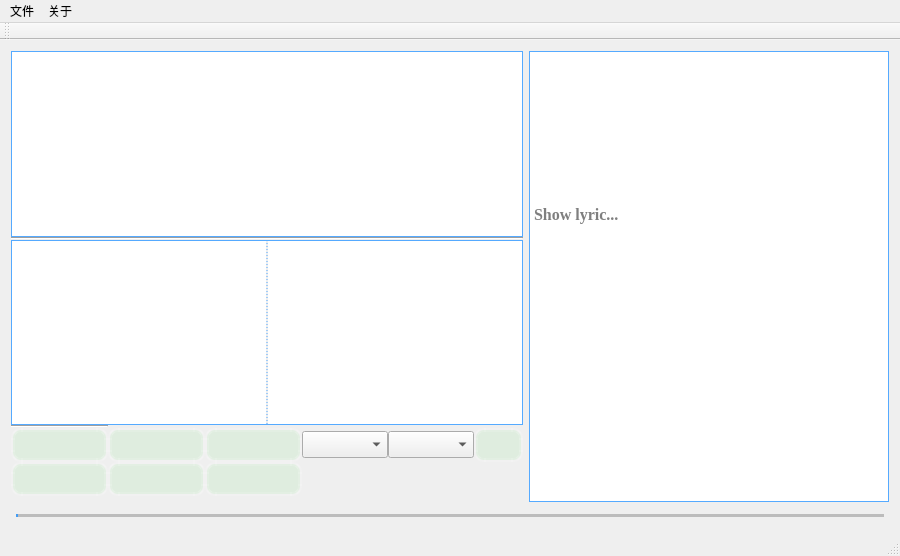
Old version of the form mainwindow.ui in the repository leihui6/marksentence.
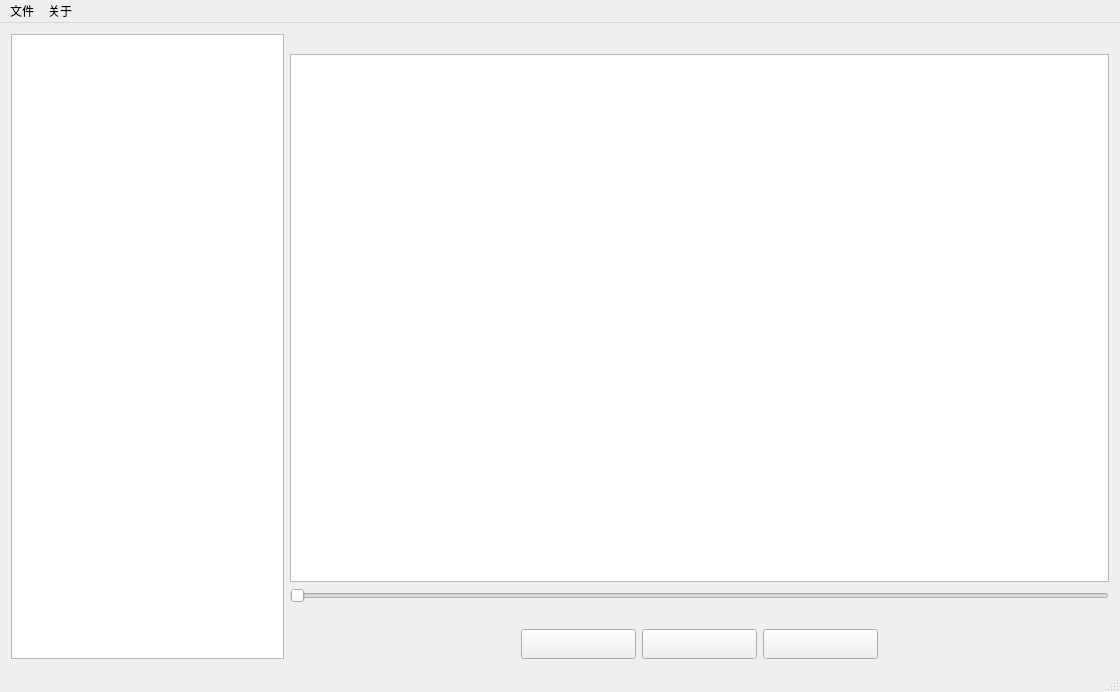
New version of the form. Icons and pictures are not drawn.

Patch:
```diff
--- a/mainwindow.ui
+++ b/mainwindow.ui
@@ -6,8 +6,8 @@
    <rect>
     <x>0</x>
     <y>0</y>
-    <width>900</width>
-    <height>556</height>
+    <width>1120</width>
+    <height>692</height>
    </rect>
   </property>
   <property name="windowTitle">
@@ -23,12 +23,9 @@
 }</string>
   </property>
   <widget class="QWidget" name="centralWidget">
-   <layout class="QGridLayout" name="gridLayout_2">
+   <layout class="QGridLayout" name="gridLayout">
     <item row="0" column="0">
-     <layout class="QVBoxLayout" name="verticalLayout_2">
-      <property name="spacing">
-       <number>0</number>
-      </property>
+     <layout class="QHBoxLayout" name="horizontalLayout" stretch="2,6">
       <item>
        <widget class="QTableWidget" name="tableWidget">
         <property name="sizePolicy">
@@ -40,6 +37,7 @@
         <property name="font">
          <font>
           <family>Times New Roman</family>
+          <pointsize>12</pointsize>
          </font>
         </property>
         <property name="contextMenuPolicy">
@@ -49,9 +47,7 @@
          <string/>
         </property>
         <property name="styleSheet">
-         <string notr="true">QTableWidget {
-	border:1px solid rgb(85, 170, 255);
-}</string>
+         <string notr="true"/>
         </property>
         <attribute name="horizontalHeaderCascadingSectionResizes">
          <bool>true</bool>
@@ -71,69 +67,108 @@
        </widget>
       </item>
       <item>
-       <widget class="Line" name="line_2">
+       <layout class="QVBoxLayout" name="verticalLayout">
+        <item>
+         <widget class="QLabel" name="label_info">
+          <property name="text">
+           <string/>
+          </property>
+          <property name="alignment">
+           <set>Qt::AlignCenter</set>
+          </property>
+         </widget>
+        </item>
+        <item>
+         <widget class="QTextEdit" name="textEdit">
+          <property name="font">
+           <font>
+            <family>Times New Roman</family>
+            <pointsize>14</pointsize>
+           </font>
+          </property>
+          <property name="contextMenuPolicy">
+           <enum>Qt::CustomContextMenu</enum>
+          </property>
+         </widget>
+        </item>
+        <item>
+         <widget class="QSlider" name="horizon_music">
+          <property name="styleSheet">
+           <string notr="true"/>
+          </property>
         <property name="orientation">
          <enum>Qt::Horizontal</enum>
         </property>
        </widget>
       </item>
       <item>
-       <layout class="QHBoxLayout" name="horizontalLayout">
+         <layout class="QHBoxLayout" name="horizontalLayout_3">
         <property name="spacing">
          <number>0</number>
         </property>
         <item>
-         <widget class="QPlainTextEdit" name="text_type">
+           <widget class="QLabel" name="label_elapse_time">
+            <property name="sizePolicy">
+             <sizepolicy hsizetype="Preferred" vsizetype="Fixed">
+              <horstretch>0</horstretch>
+              <verstretch>0</verstretch>
+             </sizepolicy>
+            </property>
           <property name="font">
            <font>
             <family>Times New Roman</family>
-            <pointsize>16</pointsize>
-           </font>
-          </property>
-          <property name="styleSheet">
-           <string notr="true">QPlainTextEdit {
-	border:1px solid rgb(85, 170, 255);
-	border-right:1px dashed rgb(85, 170, 255);
-}</string>
-          </property>
-          <property name="plainText">
+             </font>
+            </property>
+            <property name="text">
            <string/>
           </property>
-          <property name="placeholderText">
-           <string>记录你听到的</string>
+            <property name="alignment">
+             <set>Qt::AlignRight|Qt::AlignTop|Qt::AlignTrailing</set>
           </property>
          </widget>
         </item>
         <item>
-         <widget class="QPlainTextEdit" name="text_note">
+           <widget class="QLabel" name="label_totle_time">
+            <property name="sizePolicy">
+             <sizepolicy hsizetype="Preferred" vsizetype="Fixed">
+              <horstretch>0</horstretch>
+              <verstretch>0</verstretch>
+             </sizepolicy>
+            </property>
           <property name="font">
            <font>
             <family>Times New Roman</family>
-            <pointsize>16</pointsize>
-           </font>
-          </property>
-          <property name="styleSheet">
-           <string notr="true">QPlainTextEdit {
-	border:1px solid rgb(85, 170, 255);
-	border-left:1px dashed rgb(85, 170, 255);
-}</string>
-          </property>
-          <property name="plainText">
+             </font>
+            </property>
+            <property name="text">
            <string/>
           </property>
-          <property name="placeholderText">
-           <string>记录你不熟悉的</string>
+            <property name="alignment">
+             <set>Qt::AlignLeading|Qt::AlignLeft|Qt::AlignTop</set>
           </property>
          </widget>
         </item>
        </layout>
       </item>
       <item>
-       <layout class="QGridLayout" name="gridLayout">
+         <layout class="QHBoxLayout" name="horizontalLayout_2" stretch="2,1,1,1,2">
         <property name="spacing">
-         <number>0</number>
-        </property>
-        <item row="2" column="0">
+           <number>6</number>
+          </property>
+          <item>
+           <spacer name="horizontalSpacer">
+            <property name="orientation">
+             <enum>Qt::Horizontal</enum>
+            </property>
+            <property name="sizeHint" stdset="0">
+             <size>
+              <width>40</width>
+              <height>20</height>
+             </size>
+            </property>
+           </spacer>
+          </item>
+          <item>
          <widget class="QPushButton" name="button_back">
           <property name="minimumSize">
            <size>
@@ -142,28 +177,7 @@
            </size>
           </property>
           <property name="styleSheet">
-           <string notr="true">QPushButton{
-	background-color:rgba(100,225,100,30);
-	border-style:outset;
-	border-width:4px;           
-	border-radius:10px;
-	border-color:rgba(255,255,255,30);
-	font:Time New Roams bold 10px;
-	color:rgba(0,0,0,100);
-	padding:6px;
-}    
-QPushButton:pressed{     
-	background-color:rgba(100,255,100,200);    
-	border-color:rgba(255,255,255,30);   
-	border-style:inset;    
-	color:rgba(0,0,0,100);    
-}    
-
-QPushButton:hover{    
-	background-color:rgba(100,255,100,100);    
-	border-color:rgba(255,255,255,200);    
-	color:rgba(0,0,0,200);    
-}</string>
+             <string notr="true"/>
           </property>
           <property name="text">
            <string/>
@@ -183,57 +197,7 @@
           </property>
          </widget>
         </item>
-        <item row="2" column="1">
-         <widget class="QPushButton" name="button_forward">
-          <property name="minimumSize">
-           <size>
-            <width>0</width>
-            <height>30</height>
-           </size>
-          </property>
-          <property name="styleSheet">
-           <string notr="true">QPushButton{
-	background-color:rgba(100,225,100,30);
-	border-style:outset;
-	border-width:4px;           
-	border-radius:10px;
-	border-color:rgba(255,255,255,30);
-	font:Time New Roams bold 10px;
-	color:rgba(0,0,0,100);
-	padding:6px;
-}    
-QPushButton:pressed{     
-	background-color:rgba(100,255,100,200);    
-	border-color:rgba(255,255,255,30);   
-	border-style:inset;    
-	color:rgba(0,0,0,100);    
-}    
-
-QPushButton:hover{    
-	background-color:rgba(100,255,100,100);    
-	border-color:rgba(255,255,255,200);    
-	color:rgba(0,0,0,200);    
-}</string>
-          </property>
-          <property name="text">
-           <string/>
-          </property>
-          <property name="icon">
-           <iconset resource="icon.qrc">
-            <normaloff>:/icon/icon/forward.png</normaloff>:/icon/icon/forward.png</iconset>
-          </property>
-          <property name="iconSize">
-           <size>
-            <width>21</width>
-            <height>21</height>
-           </size>
-          </property>
-          <property name="shortcut">
-           <string>F3</string>
-          </property>
-         </widget>
-        </item>
-        <item row="1" column="0">
+          <item>
          <widget class="QPushButton" name="button_play">
           <property name="minimumSize">
            <size>
@@ -242,28 +206,7 @@
            </size>
           </property>
           <property name="styleSheet">
-           <string notr="true">QPushButton{
-	background-color:rgba(100,225,100,30);
-	border-style:outset;
-	border-width:4px;           
-	border-radius:10px;
-	border-color:rgba(255,255,255,30);
-	font:Time New Roams bold 10px;
-	color:rgba(0,0,0,100);
-	padding:6px;
-}    
-QPushButton:pressed{     
-	background-color:rgba(100,255,100,200);    
-	border-color:rgba(255,255,255,30);   
-	border-style:inset;    
-	color:rgba(0,0,0,100);    
-}    
-
-QPushButton:hover{    
-	background-color:rgba(100,255,100,100);    
-	border-color:rgba(255,255,255,200);    
-	color:rgba(0,0,0,200);    
-}</string>
+             <string notr="true"/>
           </property>
           <property name="text">
            <string/>
@@ -283,8 +226,8 @@
           </property>
          </widget>
         </item>
-        <item row="1" column="2">
-         <widget class="QPushButton" name="button_set_start">
+          <item>
+           <widget class="QPushButton" name="button_forward">
           <property name="minimumSize">
            <size>
             <width>0</width>
@@ -292,28 +235,7 @@
            </size>
           </property>
           <property name="styleSheet">
-           <string notr="true">QPushButton{
-	background-color:rgba(100,225,100,30);
-	border-style:outset;
-	border-width:4px;           
-	border-radius:10px;
-	border-color:rgba(255,255,255,30);
-	font:Time New Roams bold 10px;
-	color:rgba(0,0,0,100);
-	padding:6px;
-}    
-QPushButton:pressed{     
-	background-color:rgba(100,255,100,200);    
-	border-color:rgba(255,255,255,30);   
-	border-style:inset;    
-	color:rgba(0,0,0,100);    
-}    
-
-QPushButton:hover{    
-	background-color:rgba(100,255,100,100);    
-	border-color:rgba(255,255,255,200);    
-	color:rgba(0,0,0,200);    
-}</string>
+             <string notr="true"/>
           </property>
           <property name="text">
            <string/>
@@ -333,360 +255,22 @@
           </property>
          </widget>
         </item>
-        <item row="1" column="1">
-         <widget class="QPushButton" name="button_stop">
-          <property name="minimumSize">
-           <size>
-            <width>0</width>
-            <height>30</height>
-           </size>
-          </property>
-          <property name="styleSheet">
-           <string notr="true">QPushButton{
-	background-color:rgba(100,225,100,30);
-	border-style:outset;
-	border-width:4px;           
-	border-radius:10px;
-	border-color:rgba(255,255,255,30);
-	font:Time New Roams bold 10px;
-	color:rgba(0,0,0,100);
-	padding:6px;
-}    
-QPushButton:pressed{     
-	background-color:rgba(100,255,100,200);    
-	border-color:rgba(255,255,255,30);   
-	border-style:inset;    
-	color:rgba(0,0,0,100);    
-}    
-
-QPushButton:hover{    
-	background-color:rgba(100,255,100,100);    
-	border-color:rgba(255,255,255,200);    
-	color:rgba(0,0,0,200);    
-}</string>
-          </property>
-          <property name="text">
-           <string/>
-          </property>
-          <property name="icon">
-           <iconset resource="icon.qrc">
-            <normaloff>:/icon/icon/stop.png</normaloff>:/icon/icon/stop.png</iconset>
-          </property>
-          <property name="iconSize">
-           <size>
-            <width>21</width>
-            <height>21</height>
-           </size>
-          </property>
-         </widget>
-        </item>
-        <item row="1" column="4">
-         <layout class="QHBoxLayout" name="horizontalLayout_8">
-          <property name="spacing">
-           <number>0</number>
-          </property>
           <item>
-           <widget class="QComboBox" name="combox_level">
-            <property name="sizePolicy">
-             <sizepolicy hsizetype="Preferred" vsizetype="Fixed">
-              <horstretch>0</horstretch>
-              <verstretch>0</verstretch>
-             </sizepolicy>
+           <spacer name="horizontalSpacer_2">
+            <property name="orientation">
+             <enum>Qt::Horizontal</enum>
             </property>
-            <property name="minimumSize">
+            <property name="sizeHint" stdset="0">
              <size>
-              <width>0</width>
-              <height>0</height>
+              <width>40</width>
+              <height>20</height>
              </size>
             </property>
-            <property name="font">
-             <font>
-              <family>Times New Roman</family>
-              <pointsize>12</pointsize>
-             </font>
-            </property>
-           </widget>
+           </spacer>
           </item>
-          <item>
-           <widget class="QComboBox" name="combox_sort">
-            <property name="minimumSize">
-             <size>
-              <width>0</width>
-              <height>25</height>
-             </size>
-            </property>
-            <property name="font">
-             <font>
-              <family>Times New Roman</family>
-              <pointsize>12</pointsize>
-             </font>
-            </property>
-            <property name="styleSheet">
-             <string notr="true">QCombox_sort{
-	border: 1px;solid;#999999;
-	border-radius: 5px;
-}</string>
-            </property>
-            <property name="iconSize">
-             <size>
-              <width>16</width>
-              <height>16</height>
-             </size>
-            </property>
-           </widget>
-          </item>
-          <item>
-           <widget class="QPushButton" name="button_save">
-            <property name="minimumSize">
-             <size>
-              <width>0</width>
-              <height>23</height>
-             </size>
-            </property>
-            <property name="styleSheet">
-             <string notr="true">QPushButton{
-	background-color:rgba(100,225,100,30);
-	border-style:outset;
-	border-width:4px;           
-	border-radius:10px;
-	border-color:rgba(255,255,255,30);
-	font:Time New Roams bold 10px;
-	color:rgba(0,0,0,100);
-	padding:6px;
-}    
-QPushButton:pressed{     
-	background-color:rgba(100,255,100,200);    
-	border-color:rgba(255,255,255,30);   
-	border-style:inset;    
-	color:rgba(0,0,0,100);    
-}    
-
-QPushButton:hover{    
-	background-color:rgba(100,255,100,100);    
-	border-color:rgba(255,255,255,200);    
-	color:rgba(0,0,0,200);    
-}</string>
-            </property>
-            <property name="text">
-             <string/>
-            </property>
-            <property name="icon">
-             <iconset resource="icon.qrc">
-              <normaloff>:/icon/icon/save.png</normaloff>:/icon/icon/save.png</iconset>
-            </property>
-            <property name="iconSize">
-             <size>
-              <width>21</width>
-              <height>21</height>
-             </size>
-            </property>
-            <property name="shortcut">
-             <string>Return</string>
-            </property>
-           </widget>
-          </item>
          </layout>
         </item>
-        <item row="2" column="4">
-         <layout class="QHBoxLayout" name="horizontalLayout_6">
-          <item>
-           <layout class="QHBoxLayout" name="horizontalLayout_5">
-            <property name="spacing">
-             <number>0</number>
-            </property>
-            <item>
-             <widget class="QLabel" name="label_info">
-              <property name="maximumSize">
-               <size>
-                <width>150</width>
-                <height>16777215</height>
-               </size>
-              </property>
-              <property name="text">
-               <string/>
-              </property>
-             </widget>
-            </item>
-            <item>
-             <widget class="QLabel" name="label_elapse_time">
-              <property name="text">
-               <string/>
-              </property>
-              <property name="alignment">
-               <set>Qt::AlignRight|Qt::AlignTrailing|Qt::AlignVCenter</set>
-              </property>
-             </widget>
-            </item>
-            <item>
-             <widget class="QLabel" name="label_totle_time">
-              <property name="text">
-               <string/>
-              </property>
-             </widget>
-            </item>
-           </layout>
-          </item>
-         </layout>
-        </item>
-        <item row="2" column="2">
-         <widget class="QPushButton" name="button_set_end">
-          <property name="minimumSize">
-           <size>
-            <width>0</width>
-            <height>30</height>
-           </size>
-          </property>
-          <property name="styleSheet">
-           <string notr="true">QPushButton{
-	background-color:rgba(100,225,100,30);
-	border-style:outset;
-	border-width:4px;           
-	border-radius:10px;
-	border-color:rgba(255,255,255,30);
-	font:Time New Roams bold 10px;
-	color:rgba(0,0,0,100);
-	padding:6px;
-}    
-QPushButton:pressed{     
-	background-color:rgba(100,255,100,200);    
-	border-color:rgba(255,255,255,30);   
-	border-style:inset;    
-	color:rgba(0,0,0,100);    
-}    
-
-QPushButton:hover{    
-	background-color:rgba(100,255,100,100);    
-	border-color:rgba(255,255,255,200);    
-	color:rgba(0,0,0,200);    
-}</string>
-          </property>
-          <property name="text">
-           <string/>
-          </property>
-          <property name="icon">
-           <iconset resource="icon.qrc">
-            <normaloff>:/icon/icon/start_point.png</normaloff>:/icon/icon/start_point.png</iconset>
-          </property>
-          <property name="iconSize">
-           <size>
-            <width>21</width>
-            <height>21</height>
-           </size>
-          </property>
-          <property name="shortcut">
-           <string>]</string>
-          </property>
-         </widget>
-        </item>
-        <item row="0" column="0">
-         <widget class="Line" name="line">
-          <property name="orientation">
-           <enum>Qt::Horizontal</enum>
-          </property>
-         </widget>
-        </item>
-       </layout>
-      </item>
-     </layout>
-    </item>
-    <item row="0" column="1" rowspan="2">
-     <layout class="QVBoxLayout" name="verticalLayout_3">
-      <property name="spacing">
-       <number>0</number>
-      </property>
-      <item>
-       <widget class="QTextBrowser" name="textBrowser_1">
-        <property name="font">
-         <font>
-          <family>Times New Roman</family>
-          <pointsize>12</pointsize>
-         </font>
-        </property>
-        <property name="styleSheet">
-         <string notr="true">QTextBrowser {
-	border:1px solid rgb(85, 170, 255);
-	border-bottom:0px solid rgb(85, 170, 255);
-}</string>
-        </property>
-       </widget>
-      </item>
-      <item>
-       <widget class="QTextBrowser" name="textBrowser_2">
-        <property name="font">
-         <font>
-          <family>Times New Roman</family>
-          <pointsize>12</pointsize>
-          <weight>75</weight>
-          <bold>true</bold>
-         </font>
-        </property>
-        <property name="styleSheet">
-         <string notr="true">QTextBrowser {
-	border:0px solid rgb(85, 170, 255);
-	border-left:1px solid rgb(85, 170, 255);
-	border-right:1px solid rgb(85, 170, 255);
-}</string>
-        </property>
-        <property name="placeholderText">
-         <string>Show lyric...</string>
-        </property>
-       </widget>
-      </item>
-      <item>
-       <widget class="QTextBrowser" name="textBrowser_3">
-        <property name="font">
-         <font>
-          <family>Times New Roman</family>
-          <pointsize>12</pointsize>
-         </font>
-        </property>
-        <property name="styleSheet">
-         <string notr="true">QTextBrowser {
-	border:0px solid rgb(85, 170, 255);
-	border-left:1px solid rgb(85, 170, 255);
-	border-right:1px solid rgb(85, 170, 255);
-	border-bottom:1px solid rgb(85, 170, 255);
-}</string>
-        </property>
-       </widget>
-      </item>
-     </layout>
-    </item>
-    <item row="2" column="0" colspan="2">
-     <layout class="QVBoxLayout" name="verticalLayout">
-      <property name="spacing">
-       <number>0</number>
-      </property>
-      <item>
-       <widget class="QSlider" name="horizon_music">
-        <property name="styleSheet">
-         <string notr="true">QSlider{
-	border-color: #bcbcbc;
-}
-QSlider::groove:horizontal {                                
-     border: 1px solid #999999;                             
-     height: 1px;                                           
-     margin: 0px 0;                                         
-     left: 5px; right: 5px; 
- }
-QSlider::handle:horizontal {                               
-     border: 0px ;                           
-     border-image: url(:/icon/icon/playing.png);
-     width: 16px;
-     margin: -7px -7px -7px -7px;                  
-}
-QSlider::add-page:horizontal{
-background: qlineargradient(spread:pad, x1:0, y1:1, x2:0, y2:0, stop:0 #bcbcbc, stop:0.25 #bcbcbc, stop:0.5 #bcbcbc, stop:1 #bcbcbc); 
-
-}
-QSlider::sub-page:horizontal{                               
- background: qlineargradient(spread:pad, x1:0, y1:1, x2:0, y2:0, stop:0 #439cf3, stop:0.25 #439cf3, stop:0.5 #439cf3, stop:1 #439cf3);                     
-}</string>
-        </property>
-        <property name="orientation">
-         <enum>Qt::Horizontal</enum>
-        </property>
-       </widget>
+       </layout>
       </item>
      </layout>
     </item>
@@ -697,8 +281,8 @@
     <rect>
      <x>0</x>
      <y>0</y>
-     <width>900</width>
-     <height>21</height>
+     <width>1120</width>
+     <height>26</height>
     </rect>
    </property>
    <widget class="QMenu" name="menuFile">
@@ -719,14 +303,6 @@
    <addaction name="menuFile"/>
    <addaction name="menu"/>
   </widget>
-  <widget class="QToolBar" name="mainToolBar">
-   <attribute name="toolBarArea">
-    <enum>TopToolBarArea</enum>
-   </attribute>
-   <attribute name="toolBarBreak">
-    <bool>false</bool>
-   </attribute>
-  </widget>
   <widget class="QStatusBar" name="statusBar"/>
   <action name="localFile">
    <property name="icon">
```
Left out of the diff: 50 changed lines with no effect on the pictures. Lines whose indentation alone changed are shown as unchanged.
